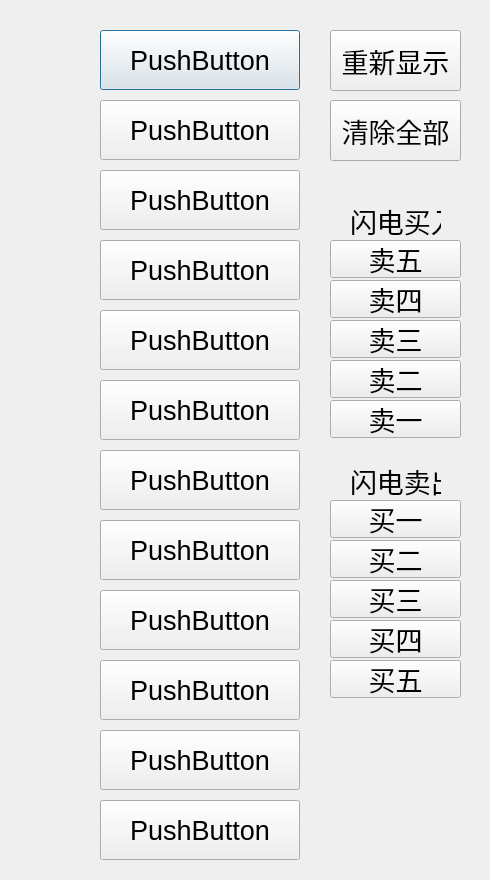
Qt form frontend/main.ui (pleiadesian/IdaoWatcher) before a commit.
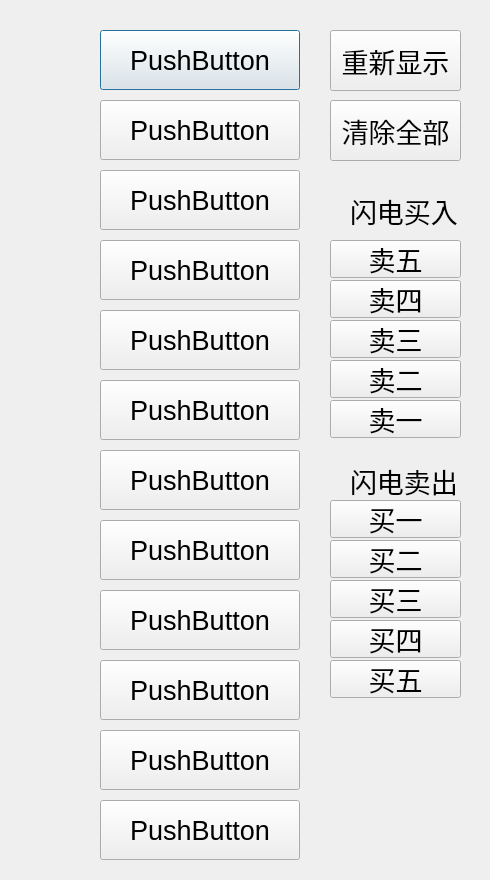
The same form after that commit.

```diff
--- a/frontend/main.ui
+++ b/frontend/main.ui
@@ -292,8 +292,8 @@
    <property name="geometry">
     <rect>
      <x>350</x>
-     <y>200</y>
-     <width>91</width>
+     <y>190</y>
+     <width>131</width>
      <height>41</height>
     </rect>
    </property>
@@ -491,7 +491,7 @@
     <rect>
      <x>350</x>
      <y>460</y>
-     <width>91</width>
+     <width>121</width>
      <height>41</height>
     </rect>
    </property>
```
